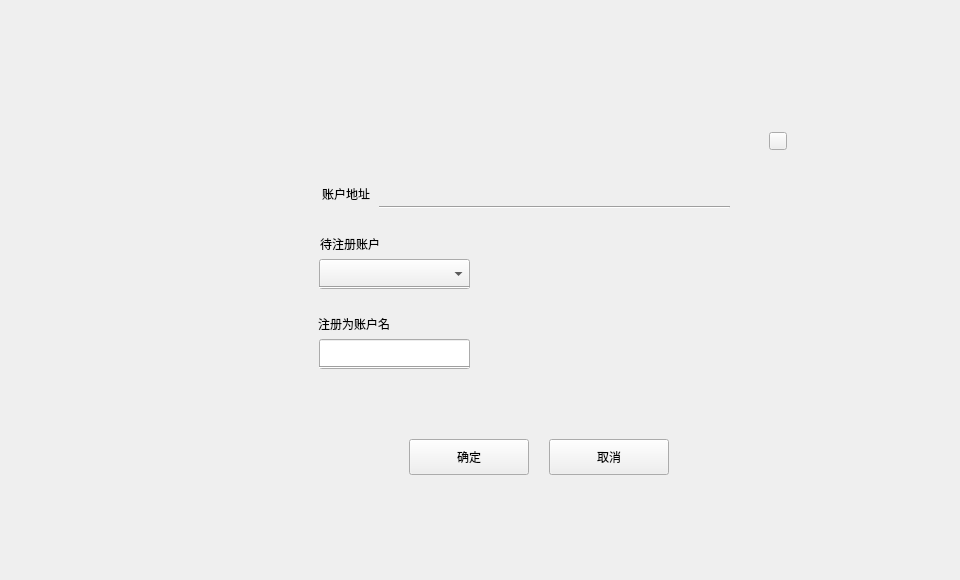
The window that miner/registerdialog.ui (HcashOrg/hx-indicator) describes before a commit, drawn with Qt 5.
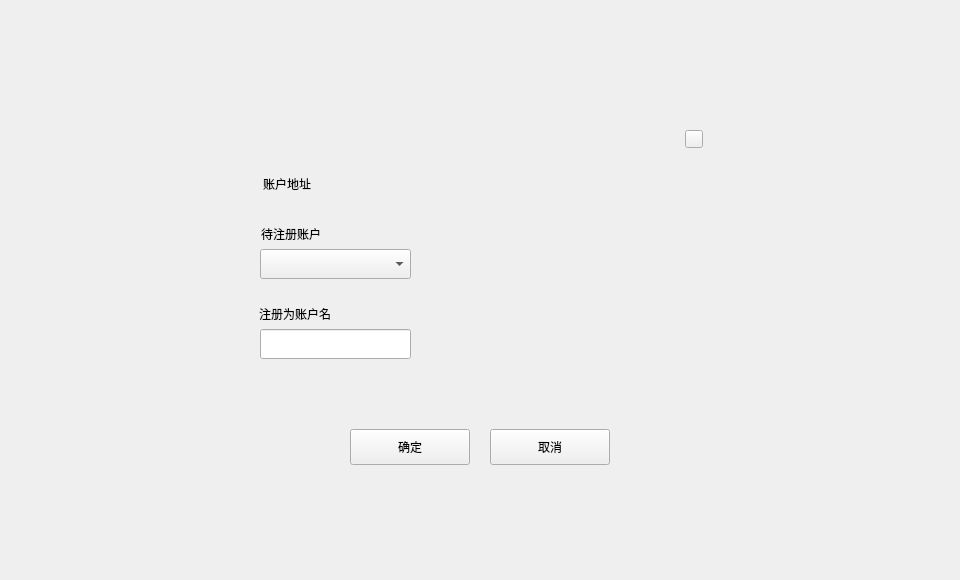
The same window after the commit.

The edit to the form file:
```diff
--- a/miner/registerdialog.ui
+++ b/miner/registerdialog.ui
@@ -25,9 +25,9 @@
    <widget class="QWidget" name="containerWidget" native="true">
     <property name="geometry">
      <rect>
-      <x>289</x>
-      <y>120</y>
-      <width>511</width>
+      <x>230</x>
+      <y>110</y>
+      <width>500</width>
       <height>360</height>
      </rect>
     </property>
@@ -39,8 +39,8 @@
     <widget class="QToolButton" name="closeBtn">
      <property name="geometry">
       <rect>
-       <x>480</x>
-       <y>12</y>
+       <x>455</x>
+       <y>20</y>
        <width>18</width>
        <height>18</height>
       </rect>
@@ -63,7 +63,7 @@
       <rect>
        <x>0</x>
        <y>39</y>
-       <width>511</width>
+       <width>500</width>
        <height>321</height>
       </rect>
      </property>
@@ -259,45 +259,6 @@
         <string/>
        </property>
       </widget>
-      <widget class="Line" name="line">
-       <property name="geometry">
-        <rect>
-         <x>30</x>
-         <y>120</y>
-         <width>151</width>
-         <height>16</height>
-        </rect>
-       </property>
-       <property name="orientation">
-        <enum>Qt::Horizontal</enum>
-       </property>
-      </widget>
-      <widget class="Line" name="line_2">
-       <property name="geometry">
-        <rect>
-         <x>90</x>
-         <y>38</y>
-         <width>351</width>
-         <height>20</height>
-        </rect>
-       </property>
-       <property name="orientation">
-        <enum>Qt::Horizontal</enum>
-       </property>
-      </widget>
-      <widget class="Line" name="line_3">
-       <property name="geometry">
-        <rect>
-         <x>30</x>
-         <y>200</y>
-         <width>151</width>
-         <height>16</height>
-        </rect>
-       </property>
-       <property name="orientation">
-        <enum>Qt::Horizontal</enum>
-       </property>
-      </widget>
       <widget class="QStackedWidget" name="stackedWidget_fee">
        <property name="geometry">
         <rect>
```
